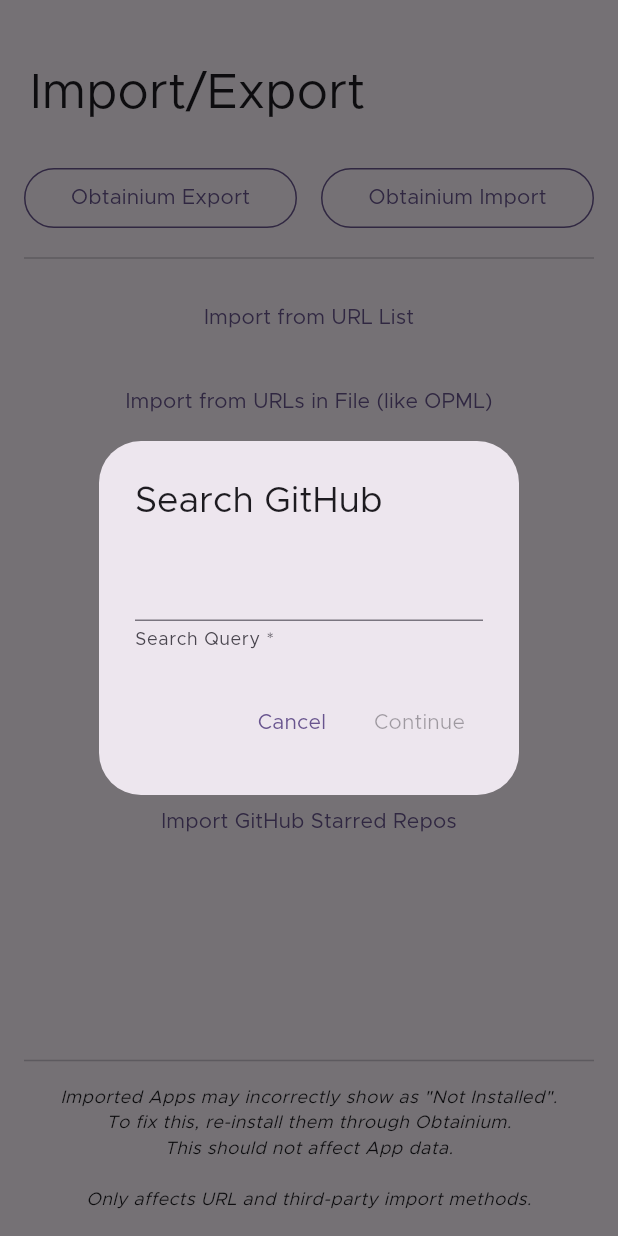
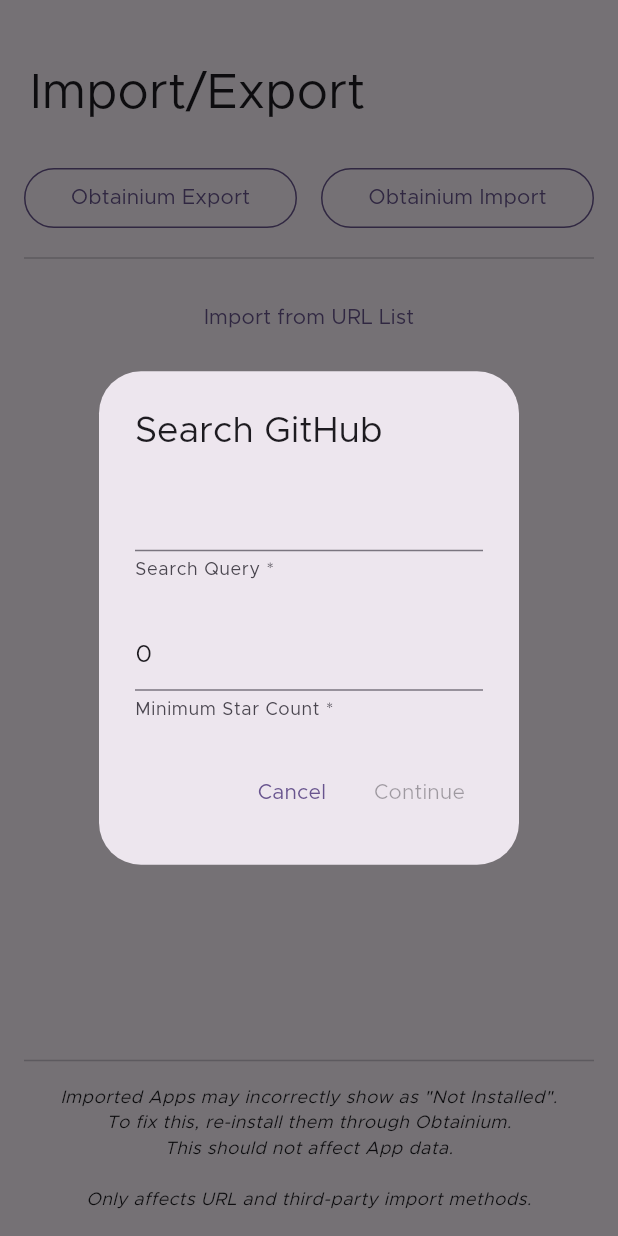
Before and after one commit to ownerroc/ObtainRoc, a Flutter app: the ImportExportPage screen opened directly, after a tap on an icon or button, on a phone screen of 412 x 824 dp. Run offline on Flutter 3.47's test engine with Material 2 defaults, Android fonts, the phone set to English and light mode, and no system bars; drawn by our look-alikes of dynamic_color; our stand-ins replace device_info_plus, easy_localization, file_picker, flutter_local_notifications, flutter_markdown, fluttertoast and 5 more; missing offline and left inert: android_alarm_manager_plus, android_intent_plus, android_package_installer, flutter_archive, flutter_fgbg, hsluv and 3 more; accounts and stored records are empty.

Commit message:
Minimum star count for GitHub/Codeberg search (#688)

```diff
--- a/assets/translations/bs.json
+++ b/assets/translations/bs.json
@@ -239,6 +239,7 @@
    "checkUpdateOnDetailPage": "Provjerite ima li novosti pri otvaranju stranice s detaljima aplikacije",
    "disablePageTransitions": "Ugasite animaciju prijelaza stranice",
    "reversePageTransitions": "Reverzne animacije prijelaza stranice",
+   "minStarCount": "Minimum Star Count",
    "removeAppQuestion": {
       "one": "Želite li ukloniti aplikaciju?",
       "other": "Želite li ukloniti aplikacije?"
--- a/assets/translations/de.json
+++ b/assets/translations/de.json
@@ -239,6 +239,7 @@
     "checkUpdateOnDetailPage": "Check for updates on opening an App detail page",
     "disablePageTransitions": "Disable page transition animations",
     "reversePageTransitions": "Reverse page transition animations",
+    "minStarCount": "Minimum Star Count",
     "removeAppQuestion": {
         "one": "App entfernen?",
         "other": "Apps entfernen?"
--- a/assets/translations/en.json
+++ b/assets/translations/en.json
@@ -239,6 +239,7 @@
     "checkUpdateOnDetailPage": "Check for updates on opening an App detail page",
     "disablePageTransitions": "Disable page transition animations",
     "reversePageTransitions": "Reverse page transition animations",
+    "minStarCount": "Minimum Star Count",
     "removeAppQuestion": {
         "one": "Remove App?",
         "other": "Remove Apps?"
--- a/assets/translations/es.json
+++ b/assets/translations/es.json
@@ -239,6 +239,7 @@
     "checkUpdateOnDetailPage": "Check for updates on opening an App detail page",
     "disablePageTransitions": "Disable page transition animations",
     "reversePageTransitions": "Reverse page transition animations",
+    "minStarCount": "Minimum Star Count",
     "removeAppQuestion": {
         "one": "¿Eliminar Aplicación?",
         "other": "¿Eliminar Aplicaciones?"
--- a/assets/translations/fa.json
+++ b/assets/translations/fa.json
@@ -239,6 +239,7 @@
     "checkUpdateOnDetailPage": "Check for updates on opening an App detail page",
     "disablePageTransitions": "Disable page transition animations",
     "reversePageTransitions": "Reverse page transition animations",
+    "minStarCount": "Minimum Star Count",
     "removeAppQuestion": {
         "one": "برنامه حذف شود؟",
         "other": "برنامه ها حذف شوند؟"
--- a/assets/translations/fr.json
+++ b/assets/translations/fr.json
@@ -239,6 +239,7 @@
     "checkUpdateOnDetailPage": "Check for updates on opening an App detail page",
     "disablePageTransitions": "Disable page transition animations",
     "reversePageTransitions": "Reverse page transition animations",
+    "minStarCount": "Minimum Star Count",
     "removeAppQuestion": {
         "one": "Supprimer l'application ?",
         "other": "Supprimer les applications ?"
--- a/assets/translations/hu.json
+++ b/assets/translations/hu.json
@@ -238,6 +238,7 @@
     "checkUpdateOnDetailPage": "Frissítések keresése az app részleteit tartalmazó oldal megnyitásakor",
     "disablePageTransitions": "Disable page transition animations",
     "reversePageTransitions": "Reverse page transition animations",
+    "minStarCount": "Minimum Star Count",
     "removeAppQuestion": {
         "one": "Eltávolítja az alkalmazást?",
         "other": "Eltávolítja az alkalmazást?"
--- a/assets/translations/it.json
+++ b/assets/translations/it.json
@@ -239,6 +239,7 @@
     "checkUpdateOnDetailPage": "Check for updates on opening an App detail page",
     "disablePageTransitions": "Disable page transition animations",
     "reversePageTransitions": "Reverse page transition animations",
+    "minStarCount": "Minimum Star Count",
     "removeAppQuestion": {
         "one": "Rimuovere l'app?",
         "other": "Rimuovere le app?"
--- a/assets/translations/ja.json
+++ b/assets/translations/ja.json
@@ -239,6 +239,7 @@
     "checkUpdateOnDetailPage": "アプリの詳細ページを開く際にアップデートを確認する",
     "disablePageTransitions": "ページ遷移アニメーションを無効化する",
     "reversePageTransitions": "ページ遷移アニメーションを反転する",
+    "minStarCount": "Minimum Star Count",
     "removeAppQuestion": {
         "one": "アプリを削除しますか？",
         "other": "アプリを削除しますか？"
--- a/assets/translations/pl.json
+++ b/assets/translations/pl.json
@@ -243,6 +243,7 @@
     "checkUpdateOnDetailPage": "Sprawdzaj aktualizacje podczas otwierania strony szczegółów aplikacji",
     "disablePageTransitions": "Wyłącz animacje przejścia między stronami",
     "reversePageTransitions": "Odwróć animacje przejścia pomiędzy stronami",
+    "minStarCount": "Minimum Star Count",
     "removeAppQuestion": {
         "one": "Usunąć aplikację?",
         "other": "Usunąć aplikacje?"
--- a/assets/translations/ru.json
+++ b/assets/translations/ru.json
@@ -239,6 +239,7 @@
     "checkUpdateOnDetailPage": "Проверять наличие обновлений при открытии страницы представления приложения",
     "disablePageTransitions": "Отключить анимацию перехода между страницами",
     "reversePageTransitions": "Реверс анимации перехода между страницами",
+    "minStarCount": "Minimum Star Count",
     "removeAppQuestion": {
         "one": "Удалить приложение?",
         "other": "Удалить приложения?"
--- a/assets/translations/zh.json
+++ b/assets/translations/zh.json
@@ -239,6 +239,7 @@
     "checkUpdateOnDetailPage": "Check for updates on opening an App detail page",
     "disablePageTransitions": "Disable page transition animations",
     "reversePageTransitions": "Reverse page transition animations",
+    "minStarCount": "Minimum Star Count",
     "removeAppQuestion": {
         "one": "是否删除应用？",
         "other": "是否删除应用？"
--- a/lib/app_sources/codeberg.dart
+++ b/lib/app_sources/codeberg.dart
@@ -5,6 +5,7 @@ import 'package:obtainium/custom_errors.dart';
 import 'package:obtainium/providers/source_provider.dart';
 
 class Codeberg extends AppSource {
+  GitHub gh = GitHub();
   Codeberg() {
     host = 'codeberg.org';
 
@@ -32,9 +33,8 @@ class Codeberg extends AppSource {
     ];
 
     canSearch = true;
+    searchQuerySettingFormItems = gh.searchQuerySettingFormItems;
   }
-
-  var gh = GitHub();
 
   @override
   String sourceSpecificStandardizeURL(String url) {
@@ -68,10 +68,12 @@ class Codeberg extends AppSource {
   }
 
   @override
-  Future<Map<String, List<String>>> search(String query) async {
+  Future<Map<String, List<String>>> search(String query,
+      {Map<String, dynamic> querySettings = const {}}) async {
     return gh.searchCommon(
         query,
         'https://$host/api/v1/repos/search?q=${Uri.encodeQueryComponent(query)}&limit=100',
-        'data');
+        'data',
+        querySettings: querySettings);
   }
 }
--- a/lib/app_sources/fdroid.dart
+++ b/lib/app_sources/fdroid.dart
@@ -72,7 +72,8 @@ class FDroid extends AppSource {
   }
 
   @override
-  Future<Map<String, List<String>>> search(String query) async {
+  Future<Map<String, List<String>>> search(String query,
+      {Map<String, dynamic> querySettings = const {}}) async {
     Response res = await sourceRequest(
         'https://search.$host/?q=${Uri.encodeQueryComponent(query)}');
     if (res.statusCode == 200) {
--- a/lib/app_sources/github.dart
+++ b/lib/app_sources/github.dart
@@ -79,6 +79,21 @@ class GitHub extends AppSource {
     ];
 
     canSearch = true;
+    searchQuerySettingFormItems = [
+      GeneratedFormTextField('minStarCount',
+          label: tr('minStarCount'),
+          defaultValue: '0',
+          additionalValidators: [
+            (value) {
+              try {
+                int.parse(value ?? '0');
+              } catch (e) {
+                return tr('invalidInput');
+              }
+              return null;
+            }
+          ])
+    ];
   }
 
   @override
@@ -310,11 +325,16 @@ class GitHub extends AppSource {
 
   Future<Map<String, List<String>>> searchCommon(
       String query, String requestUrl, String rootProp,
-      {Function(Response)? onHttpErrorCode}) async {
+      {Function(Response)? onHttpErrorCode,
+      Map<String, dynamic> querySettings = const {}}) async {
     Response res = await sourceRequest(requestUrl);
     if (res.statusCode == 200) {
+      int minStarCount = querySettings['minStarCount'] != null
+          ? int.parse(querySettings['minStarCount'])
+          : 0;
       Map<String, List<String>> urlsWithDescriptions = {};
       for (var e in (jsonDecode(res.body)[rootProp] as List<dynamic>)) {
+        if ((e['stargazers_count'] ?? e['stars_count'] ?? 0) >= minStarCount) {
           urlsWithDescriptions.addAll({
             e['html_url'] as String: [
               e['full_name'] as String,
@@ -324,6 +344,7 @@ class GitHub extends AppSource {
                       : tr('noDescription')))
             ]
           });
+        }
       }
       return urlsWithDescriptions;
     } else {
@@ -335,13 +356,14 @@ class GitHub extends AppSource {
   }
 
   @override
-  Future<Map<String, List<String>>> search(String query) async {
+  Future<Map<String, List<String>>> search(String query,
+      {Map<String, dynamic> querySettings = const {}}) async {
     return searchCommon(
         query,
         '${await getAPIHost()}/search/repositories?q=${Uri.encodeQueryComponent(query)}&per_page=100',
         'items', onHttpErrorCode: (Response res) {
       rateLimitErrorCheck(res);
-    });
+    }, querySettings: querySettings);
   }
 
   rateLimitErrorCheck(Response res) {
--- a/lib/app_sources/gitlab.dart
+++ b/lib/app_sources/gitlab.dart
@@ -69,7 +69,8 @@ class GitLab extends AppSource {
   }
 
   @override
-  Future<Map<String, List<String>>> search(String query) async {
+  Future<Map<String, List<String>>> search(String query,
+      {Map<String, dynamic> querySettings = const {}}) async {
     String? PAT = await getPATIfAny();
     if (PAT == null) {
       throw CredsNeededError(name);
--- a/lib/pages/import_export.dart
+++ b/lib/pages/import_export.dart
@@ -182,7 +182,8 @@ class _ImportExportPageState extends State<ImportExportPage> {
                   [
                     GeneratedFormTextField('searchQuery',
                         label: tr('searchQuery'))
-                  ]
+                  ],
+                  ...source.searchQuerySettingFormItems.map((e) => [e])
                 ],
               );
             });
@@ -191,8 +192,8 @@ class _ImportExportPageState extends State<ImportExportPage> {
           setState(() {
             importInProgress = true;
           });
-          var urlsWithDescriptions =
-              await source.search(values['searchQuery'] as String);
+          var urlsWithDescriptions = await source
+              .search(values['searchQuery'] as String, querySettings: values);
           if (urlsWithDescriptions.isNotEmpty) {
             var selectedUrls =
                 // ignore: use_build_context_synchronously
--- a/lib/providers/source_provider.dart
+++ b/lib/providers/source_provider.dart
@@ -436,7 +436,9 @@ abstract class AppSource {
   }
 
   bool canSearch = false;
-  Future<Map<String, List<String>>> search(String query) {
+  List<GeneratedFormItem> searchQuerySettingFormItems = [];
+  Future<Map<String, List<String>>> search(String query,
+      {Map<String, dynamic> querySettings = const {}}) {
     throw NotImplementedError();
   }
 
```
Lines whose indentation alone changed are shown as unchanged.
